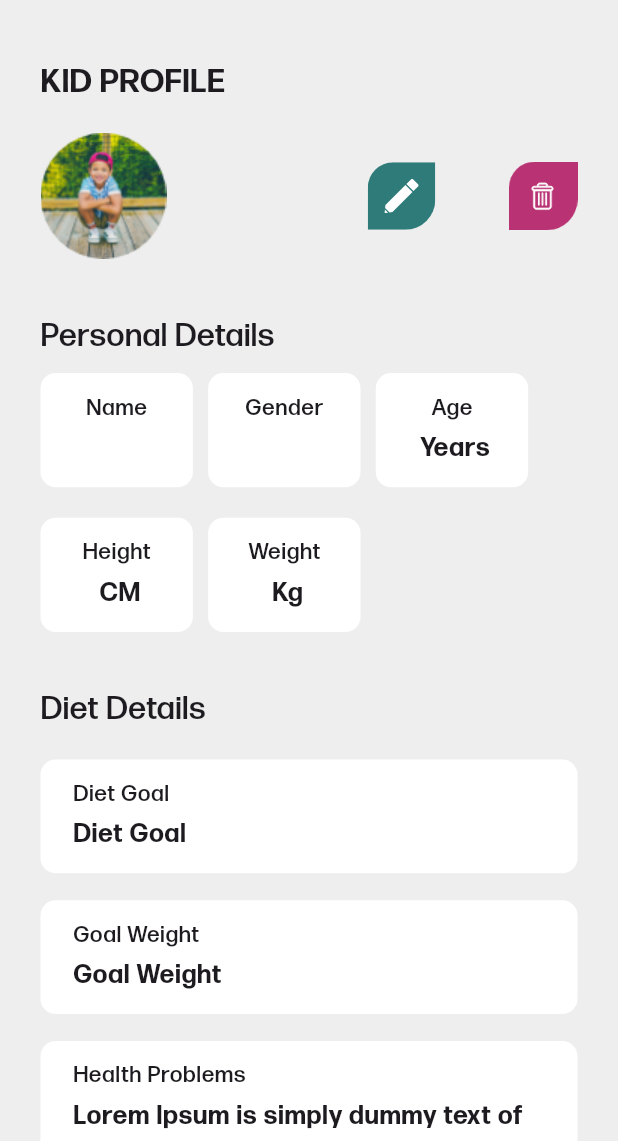
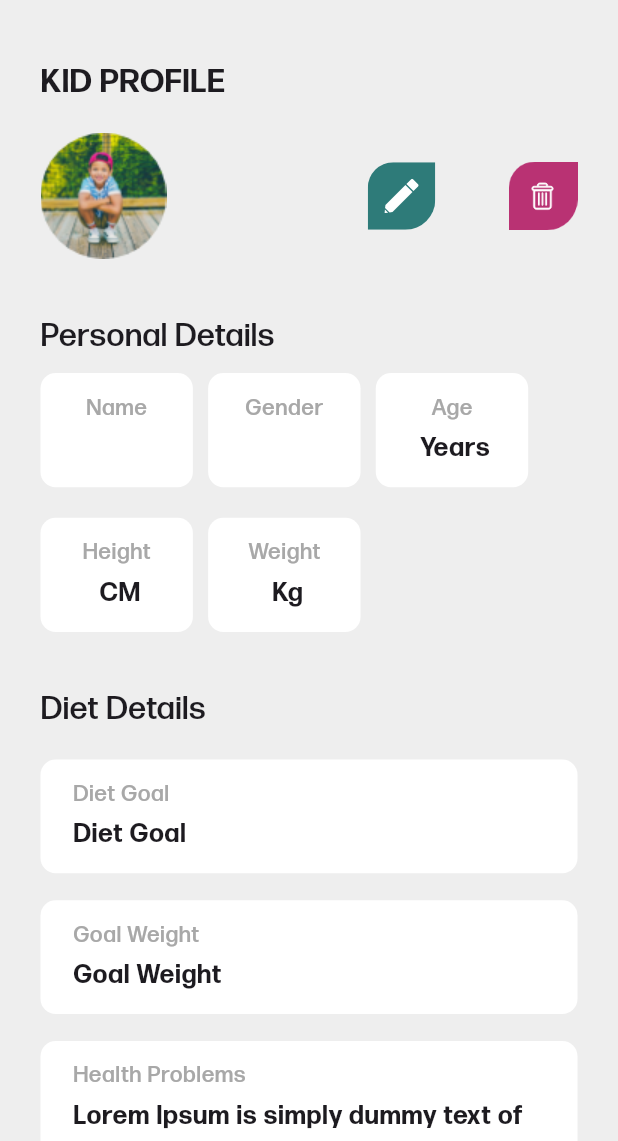
Before and after one commit to mo7amedaliEbaid/nibbles-ecommerce-food, a Flutter app: the KidProfileScreen screen opened directly with empty values, on a phone screen of 412 x 824 dp, the part 95-1236 px from its top. Run offline on Flutter 3.47's test engine with Material 3 defaults, Android fonts, the phone set to English and light mode, and no system bars; our stand-ins replace bloc, buttons_tabbar, carousel_slider, cloud_firestore, connectivity_plus, equatable and 8 more; missing offline and left inert: flutter_barcode_scanner; accounts and stored records are empty.

Commit message:
kid-profile

```diff
--- a/lib/core/app/app.dart
+++ b/lib/core/app/app.dart
@@ -6,10 +6,7 @@ import 'package:flutter_bloc/flutter_bloc.dart';
 import 'package:nibbles_ecommerce/application/application.dart';
 import 'package:nibbles_ecommerce/repositories/repositories.dart';
 
-import '../constants/colors.dart';
-import '../constants/strings.dart';
-import '../functions/fcm.dart';
-import '../router/app_router.dart';
+import '../core.dart';
 
 class MyApp extends StatefulWidget {
   const MyApp({super.key});
--- a/lib/presentation/screens/kid_profile.dart
+++ b/lib/presentation/screens/kid_profile.dart
@@ -1,5 +1,4 @@
 import 'package:flutter/material.dart';
-import 'package:flutter_svg/flutter_svg.dart';
 import 'package:nibbles_ecommerce/configs/configs.dart';
 import 'package:nibbles_ecommerce/models/models.dart';
 import 'package:nibbles_ecommerce/presentation/widgets.dart';
@@ -97,6 +96,17 @@ class KidProfileScreen extends StatelessWidget {
                 "Food Details",
                 style: AppText.h2,
               ),
+              Space.yf(.7),
+              foodDetailsItem(
+                  topText: "Dislikes",
+                  bottomTexts: ["Cilantro", "Dry Tomatoes"],
+                  context: context),
+              Space.yf(),
+              foodDetailsItem(
+                  topText: "Food allergies",
+                  bottomTexts: ["Peanuts", "Wheat Allergy"],
+                  context: context),
+              Space.yf(1.7),
             ],
           ),
         ),
--- a/lib/presentation/widgets/kid_profile_components.dart
+++ b/lib/presentation/widgets/kid_profile_components.dart
@@ -1,5 +1,6 @@
 import 'package:flutter/material.dart';
 import 'package:nibbles_ecommerce/configs/configs.dart';
+import 'package:nibbles_ecommerce/core/core.dart';
 
 Widget personalDetailsItem({
   required String topText,
@@ -20,7 +21,7 @@ Widget personalDetailsItem({
         children: [
           Text(
             topText,
-            style: AppText.b1,
+            style: AppText.b1?.copyWith(color: AppColors.greyText),
           ),
           Space.yf(.2),
           Text(
@@ -53,7 +54,7 @@ Widget dietDetailsItem({
       children: [
         Text(
           topText,
-          style: AppText.b1,
+          style: AppText.b1?.copyWith(color: AppColors.greyText),
         ),
         Space.yf(.2),
         Text(
@@ -65,34 +66,59 @@ Widget dietDetailsItem({
   );
 }
 
-Widget foodDetailsItem({
-  required String topText,
-  required String bottomText,
-}) {
+Widget foodDetailsItem(
+    {required String topText,
+    required List<String> bottomTexts,
+    required BuildContext context}) {
   return Container(
     //  height: AppDimensions.normalize(30),
     width: double.infinity,
-    padding: Space.all(1.2, .7),
+    padding: Space.all(.8, 1),
     decoration: BoxDecoration(
-      color: Colors.white,
-      borderRadius: BorderRadius.circular(
-        AppDimensions.normalize(4),
-      ),
-    ),
+        color: Colors.white,
+        borderRadius: BorderRadius.circular(
+          AppDimensions.normalize(5),
+        ),
+        border: Border.all(color: AppColors.lightGrey)),
     child: Column(
       mainAxisAlignment: MainAxisAlignment.center,
       crossAxisAlignment: CrossAxisAlignment.start,
       children: [
         Text(
           topText,
-          style: AppText.b1,
+          style: AppText.b1?.copyWith(color: AppColors.greyText),
+        ),
+        Space.yf(.9),
+        SizedBox(
+          height: AppDimensions.normalize(15),
+          child: ListView.separated(
+            itemCount: bottomTexts.length,
+            scrollDirection: Axis.horizontal,
+            itemBuilder: (context, index) {
+              return bottomTextContainer(bottomTexts[index]);
+            },
+            separatorBuilder: (BuildContext context, int index) {
+              return Space.xf(.5);
+            },
+          ),
         ),
         Space.yf(.2),
-        Text(
-          bottomText,
-          style: AppText.h3b,
-        ),
       ],
     ),
   );
 }
+
+Widget bottomTextContainer(String bottomText) {
+  return Container(
+    padding: Space.all(.8, 0),
+    decoration: BoxDecoration(
+        color: AppColors.lightGrey,
+        borderRadius: BorderRadius.circular(AppDimensions.normalize(10))),
+    child: Center(
+      child: Text(
+        bottomText,
+        style: AppText.b1?.copyWith(color: Colors.white),
+      ),
+    ),
+  );
+}
```
Also changed, not shown: lib/presentation/screens/contact.dart (+5 -2 lines), lib/presentation/widgets/auth_screens_components.dart (+5 -4 lines), lib/presentation/widgets/custom_underlined_text.dart (+6 -2 lines), 4 other files.
